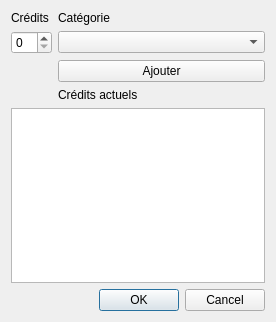
Qt form qt/ui/changecreditsdialog.ui (alecalve/UTProfiler) before a commit.
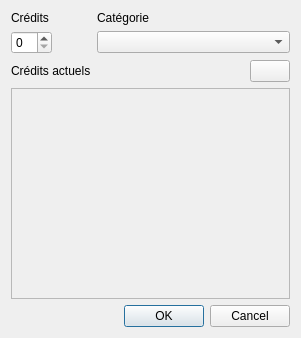
The same form after that commit. Icons and pictures are not drawn.

Diff of the .ui file:
```diff
--- a/qt/ui/changecreditsdialog.ui
+++ b/qt/ui/changecreditsdialog.ui
@@ -6,17 +6,14 @@
    <rect>
     <x>0</x>
     <y>0</y>
-    <width>276</width>
-    <height>322</height>
+    <width>301</width>
+    <height>338</height>
    </rect>
   </property>
   <property name="windowTitle">
    <string>Dialog</string>
   </property>
   <layout class="QFormLayout" name="formLayout">
-   <property name="fieldGrowthPolicy">
-    <enum>QFormLayout::AllNonFixedFieldsGrow</enum>
-   </property>
    <item row="0" column="0">
     <widget class="QLabel" name="label">
      <property name="text">
@@ -31,36 +28,27 @@
      </property>
     </widget>
    </item>
-   <item row="1" column="0">
-    <widget class="QSpinBox" name="credits"/>
-   </item>
-   <item row="1" column="1">
-    <widget class="QComboBox" name="categories"/>
-   </item>
    <item row="2" column="0">
-    <spacer name="horizontalSpacer">
-     <property name="orientation">
-      <enum>Qt::Horizontal</enum>
-     </property>
-     <property name="sizeHint" stdset="0">
-      <size>
-       <width>40</width>
-       <height>20</height>
-      </size>
-     </property>
-    </spacer>
+    <widget class="QSpinBox" name="credits"/>
    </item>
    <item row="2" column="1">
-    <widget class="QPushButton" name="addButton">
+    <widget class="QComboBox" name="categories"/>
+   </item>
+   <item row="6" column="0">
+    <widget class="QLabel" name="label_3">
      <property name="text">
-      <string>Ajouter</string>
+      <string>Crédits actuels</string>
      </property>
     </widget>
    </item>
-   <item row="3" column="0">
-    <layout class="QVBoxLayout" name="verticalLayout"/>
+   <item row="8" column="0" colspan="2">
+    <widget class="QTableWidget" name="tableWidget">
+     <property name="enabled">
+      <bool>false</bool>
+     </property>
+    </widget>
    </item>
-   <item row="5" column="1">
+   <item row="10" column="1">
     <widget class="QDialogButtonBox" name="buttonBox">
      <property name="orientation">
       <enum>Qt::Horizontal</enum>
@@ -70,15 +58,33 @@
      </property>
     </widget>
    </item>
-   <item row="4" column="0" colspan="2">
-    <widget class="QTableWidget" name="tableWidget"/>
-   </item>
-   <item row="3" column="1">
-    <widget class="QLabel" name="label_3">
-     <property name="text">
-      <string>Crédits actuels</string>
-     </property>
-    </widget>
+   <item row="6" column="1">
+    <layout class="QHBoxLayout" name="horizontalLayout">
+     <item>
+      <spacer name="horizontalSpacer">
+       <property name="orientation">
+        <enum>Qt::Horizontal</enum>
+       </property>
+       <property name="sizeHint" stdset="0">
+        <size>
+         <width>40</width>
+         <height>20</height>
+        </size>
+       </property>
+      </spacer>
+     </item>
+     <item>
+      <widget class="QPushButton" name="addButton">
+       <property name="text">
+        <string/>
+       </property>
+       <property name="icon">
+        <iconset resource="../icons.qrc">
+         <normaloff>:/new/icons/add.png</normaloff>:/new/icons/add.png</iconset>
+       </property>
+      </widget>
+     </item>
+    </layout>
    </item>
   </layout>
  </widget>
```
Left out of the diff: 4 changed lines with no effect on the pictures.
